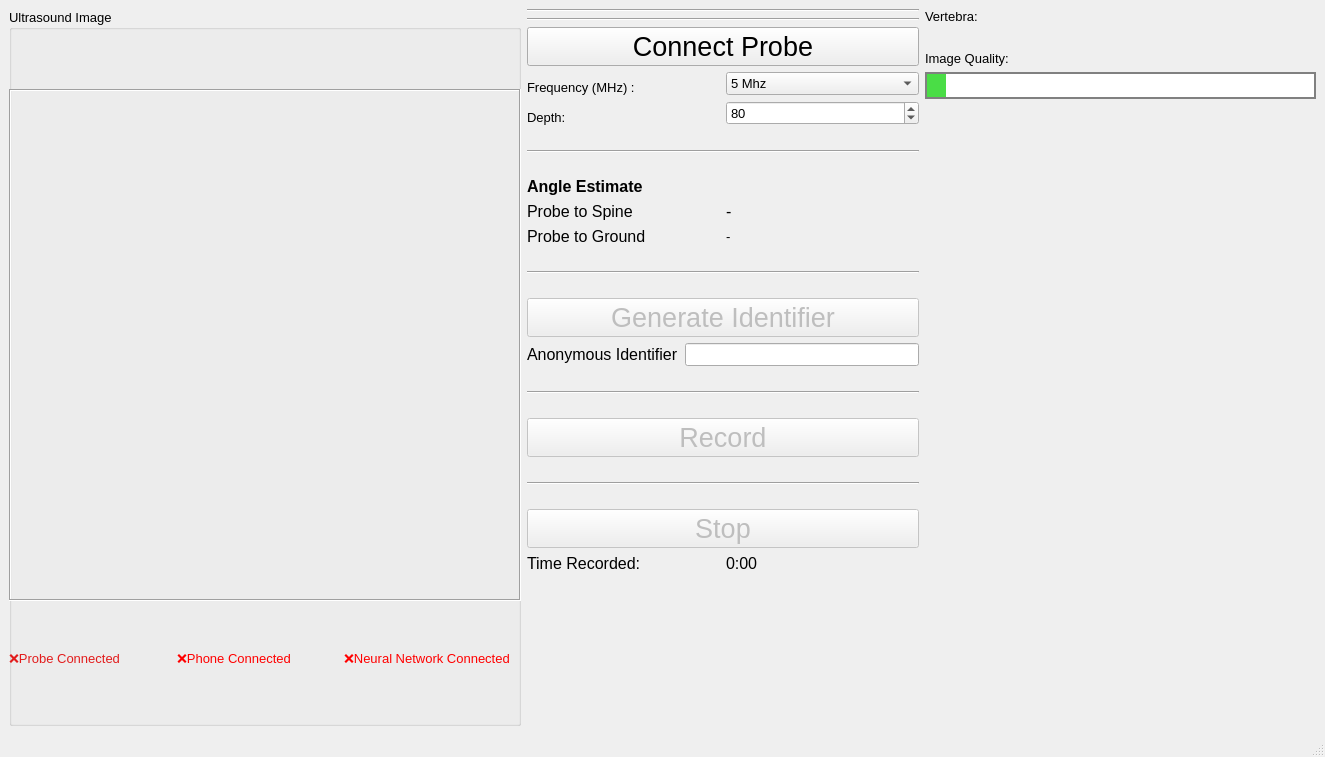
This is MeasurementExplorer.ui in KitwareMedical/UltrasoundScoliosis as Qt 5 draws it before an edit. The edited form follows.
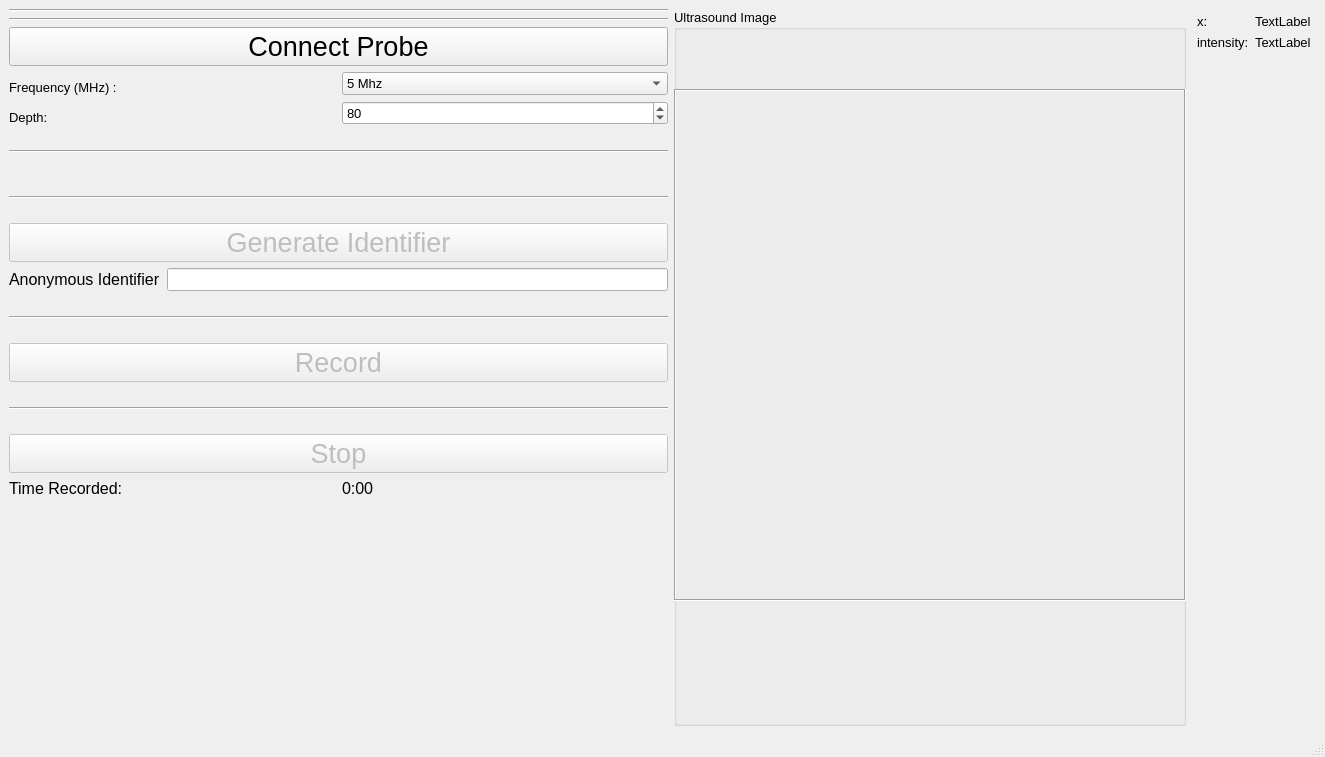
This is the edited form. Icons and pictures are not drawn. Custom widgets are drawn as their Qt base class.

Commit message: ENH: MeasurementExplorer initial commit

Diff of the .ui file:
```diff
--- a/MeasurementExplorer.ui
+++ b/MeasurementExplorer.ui
@@ -20,164 +20,6 @@
   </property>
   <widget class="QWidget" name="centralwidget">
    <layout class="QGridLayout" name="gridLayout_4">
-    <item row="0" column="3">
-     <layout class="QVBoxLayout" name="verticalLayout">
-      <property name="leftMargin">
-       <number>0</number>
-      </property>
-      <item>
-       <widget class="QLabel" name="label_8">
-        <property name="text">
-         <string>Vertebra:</string>
-        </property>
-       </widget>
-      </item>
-      <item>
-       <widget class="QLabel" name="rotating_vertebra">
-        <property name="text">
-         <string/>
-        </property>
-        <property name="pixmap">
-         <pixmap>vertebra-lumbalis-posterior-view.png</pixmap>
-        </property>
-        <property name="scaledContents">
-         <bool>true</bool>
-        </property>
-       </widget>
-      </item>
-      <item>
-       <widget class="QLabel" name="label_9">
-        <property name="maximumSize">
-         <size>
-          <width>16777215</width>
-          <height>30</height>
-         </size>
-        </property>
-        <property name="text">
-         <string>Image Quality:</string>
-        </property>
-       </widget>
-      </item>
-      <item>
-       <widget class="QProgressBar" name="imageQuality">
-        <property name="styleSheet">
-         <string notr="true"> QProgressBar {
-     border: 2px solid grey;
-     border-radius: 0px;
-     text-align: center;
- }
-
-QProgressBar::chunk {
-     background-color: #4add46;
-     width: 1px;
- }</string>
-        </property>
-        <property name="maximum">
-         <number>100</number>
-        </property>
-        <property name="value">
-         <number>5</number>
-        </property>
-        <property name="textVisible">
-         <bool>false</bool>
-        </property>
-       </widget>
-      </item>
-      <item>
-       <spacer name="verticalSpacer_2">
-        <property name="orientation">
-         <enum>Qt::Vertical</enum>
-        </property>
-        <property name="sizeHint" stdset="0">
-         <size>
-          <width>20</width>
-          <height>40</height>
-         </size>
-        </property>
-       </spacer>
-      </item>
-     </layout>
-    </item>
-    <item row="0" column="0">
-     <widget class="QGroupBox" name="groupBox">
-      <property name="minimumSize">
-       <size>
-        <width>512</width>
-        <height>0</height>
-       </size>
-      </property>
-      <property name="title">
-       <string>Ultrasound Image</string>
-      </property>
-      <widget class="QLabel" name="label_BModeImage">
-       <property name="geometry">
-        <rect>
-         <x>0</x>
-         <y>80</y>
-         <width>512</width>
-         <height>512</height>
-        </rect>
-       </property>
-       <property name="minimumSize">
-        <size>
-         <width>512</width>
-         <height>512</height>
-        </size>
-       </property>
-       <property name="maximumSize">
-        <size>
-         <width>512</width>
-         <height>512</height>
-        </size>
-       </property>
-       <property name="frameShape">
-        <enum>QFrame::Box</enum>
-       </property>
-       <property name="frameShadow">
-        <enum>QFrame::Sunken</enum>
-       </property>
-       <property name="text">
-        <string notr="true"/>
-       </property>
-       <property name="textFormat">
-        <enum>Qt::AutoText</enum>
-       </property>
-      </widget>
-      <widget class="QWidget" name="horizontalLayoutWidget">
-       <property name="geometry">
-        <rect>
-         <x>0</x>
-         <y>610</y>
-         <width>501</width>
-         <height>80</height>
-        </rect>
-       </property>
-       <layout class="QHBoxLayout" name="horizontalLayout">
-        <item>
-         <widget class="QLabel" name="l_probeConnected">
-          <property name="text">
-           <string>&lt;html&gt;&lt;head/&gt;&lt;body&gt;&lt;p&gt;&lt;span style=&quot; color:#e21c1c;&quot;&gt;❌Probe Connected&lt;/span&gt;&lt;/p&gt;&lt;/body&gt;&lt;/html&gt;</string>
-          </property>
-         </widget>
-        </item>
-        <item>
-         <widget class="QLabel" name="l_phoneConnected">
-          <property name="text">
-           <string>&lt;html&gt;&lt;head/&gt;&lt;body&gt;&lt;p&gt;&lt;span style=&quot; color:#ff0000;&quot;&gt;❌Phone Connected&lt;/span&gt;&lt;/p&gt;&lt;/body&gt;&lt;/html&gt;</string>
-          </property>
-         </widget>
-        </item>
-        <item>
-         <widget class="QLabel" name="l_nnConnected">
-          <property name="text">
-           <string>&lt;html&gt;&lt;head/&gt;&lt;body&gt;&lt;p&gt;&lt;span style=&quot; color:#ff0000;&quot;&gt;❌Neural Network Connected&lt;/span&gt;&lt;/p&gt;&lt;/body&gt;&lt;/html&gt;</string>
-          </property>
-         </widget>
-        </item>
-       </layout>
-      </widget>
-     </widget>
-    </item>
     <item row="0" column="1">
      <layout class="QVBoxLayout" name="verticalLayout_3">
       <item>
@@ -309,71 +151,6 @@
         </property>
        </widget>
       </item>
-      <item>
-       <widget class="QLabel" name="label">
-        <property name="font">
-         <font>
-          <pointsize>12</pointsize>
-          <weight>75</weight>
-          <bold>true</bold>
-         </font>
-        </property>
-        <property name="text">
-         <string>Angle Estimate</string>
-        </property>
-       </widget>
-      </item>
-      <item>
-       <layout class="QGridLayout" name="gridLayout_2">
-        <item row="1" column="1">
-         <widget class="QLabel" name="label_estimateCurrent">
-          <property name="font">
-           <font>
-            <pointsize>12</pointsize>
-            <weight>50</weight>
-            <bold>false</bold>
-           </font>
-          </property>
-          <property name="text">
-           <string>-</string>
-          </property>
-         </widget>
-        </item>
-        <item row="1" column="0">
-         <widget class="QLabel" name="label_3">
-          <property name="font">
-           <font>
-            <pointsize>12</pointsize>
-            <weight>50</weight>
-            <bold>false</bold>
-           </font>
-          </property>
-          <property name="text">
-           <string>Probe to Spine</string>
-          </property>
-         </widget>
-        </item>
-        <item row="2" column="0">
-         <widget class="QLabel" name="label_4">
-          <property name="font">
-           <font>
-            <pointsize>12</pointsize>
-           </font>
-          </property>
-          <property name="text">
-           <string>Probe to Ground</string>
-          </property>
-         </widget>
-        </item>
-        <item row="2" column="1">
-         <widget class="QLabel" name="label_ProbeToGround">
-          <property name="text">
-           <string>-</string>
-          </property>
-         </widget>
-        </item>
-       </layout>
-      </item>
       <item>
        <widget class="Line" name="line_2">
         <property name="minimumSize">
@@ -523,6 +300,128 @@
       </item>
      </layout>
     </item>
+    <item row="0" column="3">
+     <layout class="QVBoxLayout" name="verticalLayout">
+      <property name="leftMargin">
+       <number>0</number>
+      </property>
+      <item>
+       <layout class="QGridLayout" name="gridLayout_6">
+        <property name="leftMargin">
+         <number>5</number>
+        </property>
+        <property name="topMargin">
+         <number>5</number>
+        </property>
+        <property name="rightMargin">
+         <number>5</number>
+        </property>
+        <item row="0" column="0">
+         <widget class="QLabel" name="label_4">
+          <property name="text">
+           <string>x:</string>
+          </property>
+         </widget>
+        </item>
+        <item row="1" column="0">
+         <widget class="QLabel" name="label">
+          <property name="text">
+           <string>intensity:</string>
+          </property>
+         </widget>
+        </item>
+        <item row="0" column="1">
+         <widget class="QLabel" name="label_3">
+          <property name="text">
+           <string>TextLabel</string>
+          </property>
+         </widget>
+        </item>
+        <item row="1" column="1">
+         <widget class="QLabel" name="label_intensity">
+          <property name="text">
+           <string>TextLabel</string>
+          </property>
+         </widget>
+        </item>
+       </layout>
+      </item>
+      <item>
+       <spacer name="verticalSpacer_2">
+        <property name="orientation">
+         <enum>Qt::Vertical</enum>
+        </property>
+        <property name="sizeHint" stdset="0">
+         <size>
+          <width>20</width>
+          <height>40</height>
+         </size>
+        </property>
+       </spacer>
+      </item>
+     </layout>
+    </item>
+    <item row="0" column="2">
+     <widget class="QGroupBox" name="groupBox">
+      <property name="minimumSize">
+       <size>
+        <width>512</width>
+        <height>0</height>
+       </size>
+      </property>
+      <property name="title">
+       <string>Ultrasound Image</string>
+      </property>
+      <widget class="ClickableUltrasound" name="label_BModeImage">
+       <property name="geometry">
+        <rect>
+         <x>0</x>
+         <y>80</y>
+         <width>512</width>
+         <height>512</height>
+        </rect>
+       </property>
+       <property name="minimumSize">
+        <size>
+         <width>512</width>
+         <height>512</height>
+        </size>
+       </property>
+       <property name="maximumSize">
+        <size>
+         <width>512</width>
+         <height>512</height>
+        </size>
+       </property>
+       <property name="frameShape">
+        <enum>QFrame::Box</enum>
+       </property>
+       <property name="frameShadow">
+        <enum>QFrame::Sunken</enum>
+       </property>
+       <property name="text">
+        <string notr="true"/>
+       </property>
+       <property name="textFormat">
+        <enum>Qt::AutoText</enum>
+       </property>
+      </widget>
+      <widget class="QWidget" name="horizontalLayoutWidget">
+       <property name="geometry">
+        <rect>
+         <x>0</x>
+         <y>610</y>
+         <width>501</width>
+         <height>80</height>
+        </rect>
+       </property>
+       <layout class="QHBoxLayout" name="horizontalLayout"/>
+      </widget>
+      <zorder>label_BModeImage</zorder>
+      <zorder>horizontalLayoutWidget</zorder>
+      <zorder></zorder>
+     </widget>
+    </item>
    </layout>
   </widget>
   <widget class="QMenuBar" name="menubar">
@@ -537,6 +436,13 @@
   </widget>
   <widget class="QStatusBar" name="statusbar"/>
  </widget>
+ <customwidgets>
+  <customwidget>
+   <class>ClickableUltrasound</class>
+   <extends>QLabel</extends>
+   <header>ClickableUltrasound.h</header>
+  </customwidget>
+ </customwidgets>
  <resources/>
  <connections/>
 </ui>
```
The commit also changes 7 other files.
